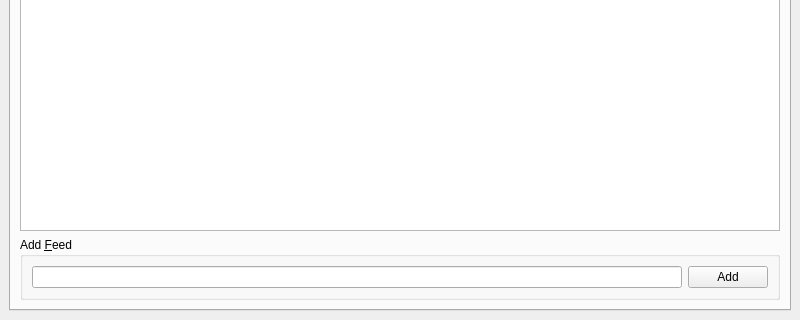
First picture: the form in branches/trunk/UI/spot-on-rss.ui, repository textbrowser/spot-on, before the edit; both pictures show x 0 to 800 and y 280 to 600 of the 800 by 600 pixel window.
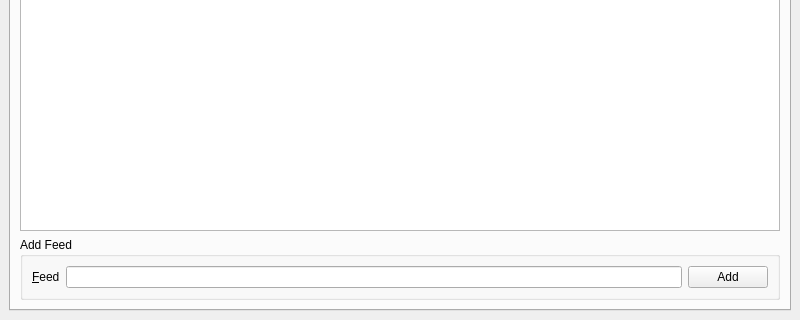
Second picture: the form after the edit. Icons and pictures are not drawn.

Patch:
```diff
--- a/branches/trunk/UI/spot-on-rss.ui
+++ b/branches/trunk/UI/spot-on-rss.ui
@@ -234,9 +234,19 @@
         <item>
          <widget class="QGroupBox" name="groupBox">
           <property name="title">
-           <string>Add &amp;Feed</string>
+           <string>Add Feed</string>
           </property>
           <layout class="QHBoxLayout" name="horizontalLayout">
+           <item>
+            <widget class="QLabel" name="label_2">
+             <property name="text">
+              <string>&amp;Feed</string>
+             </property>
+             <property name="buddy">
+              <cstring>new_feed</cstring>
+             </property>
+            </widget>
+           </item>
            <item>
             <widget class="QLineEdit" name="new_feed"/>
            </item>
```
Left out of the diff: 98 changed lines with no effect on the pictures.
